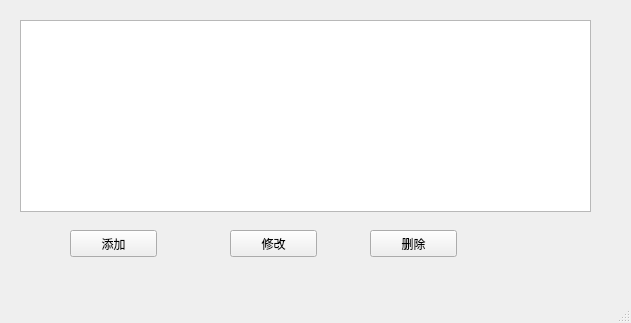
Above: src/ordermanagemainwindow.ui from wegatron/dt_manage before the change. Below: the same form after it.
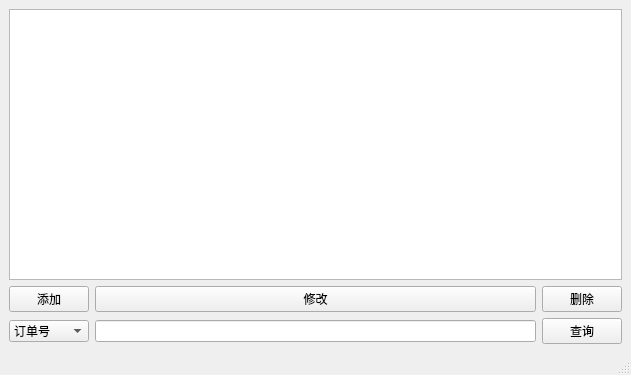
That is the form after the change.

```diff
--- a/src/ordermanagemainwindow.ui
+++ b/src/ordermanagemainwindow.ui
@@ -7,62 +7,83 @@
     <x>0</x>
     <y>0</y>
     <width>631</width>
-    <height>323</height>
+    <height>375</height>
    </rect>
   </property>
   <property name="windowTitle">
    <string>订单管理</string>
   </property>
   <widget class="QWidget" name="centralwidget">
-   <widget class="QTableView" name="table_order_list">
-    <property name="geometry">
-     <rect>
-      <x>20</x>
-      <y>20</y>
-      <width>571</width>
-      <height>192</height>
-     </rect>
-    </property>
-   </widget>
+   <layout class="QGridLayout" name="gridLayout">
+    <item row="1" column="0">
    <widget class="QPushButton" name="pushButton">
-    <property name="geometry">
-     <rect>
-      <x>70</x>
-      <y>230</y>
-      <width>87</width>
-      <height>27</height>
-     </rect>
-    </property>
     <property name="text">
      <string>添加</string>
     </property>
    </widget>
-   <widget class="QPushButton" name="pushButton_2">
-    <property name="geometry">
-     <rect>
-      <x>230</x>
-      <y>230</y>
-      <width>87</width>
-      <height>27</height>
-     </rect>
-    </property>
+    </item>
+    <item row="3" column="0">
+     <widget class="QComboBox" name="comboBox">
+      <item>
+       <property name="text">
+        <string>订单号</string>
+       </property>
+      </item>
+      <item>
     <property name="text">
-     <string>修改</string>
-    </property>
-   </widget>
+        <string>日期</string>
+       </property>
+      </item>
+      <item>
+       <property name="text">
+        <string>签收人</string>
+       </property>
+      </item>
+      <item>
+       <property name="text">
+        <string>经办人</string>
+       </property>
+      </item>
+      <item>
+       <property name="text">
+        <string>备注</string>
+       </property>
+      </item>
+      <item>
+       <property name="text">
+        <string>显示全部</string>
+       </property>
+      </item>
+     </widget>
+    </item>
+    <item row="3" column="1">
+     <widget class="QLineEdit" name="lineEdit"/>
+    </item>
+    <item row="1" column="2">
    <widget class="QPushButton" name="pushButton_3">
-    <property name="geometry">
-     <rect>
-      <x>370</x>
-      <y>230</y>
-      <width>87</width>
-      <height>27</height>
-     </rect>
-    </property>
     <property name="text">
      <string>删除</string>
     </property>
    </widget>
+    </item>
+    <item row="0" column="0" colspan="3">
+     <widget class="QTableView" name="table_order_list"/>
+    </item>
+    <item row="1" column="1">
+     <widget class="QPushButton" name="pushButton_2">
+      <property name="text">
+       <string>修改</string>
+      </property>
+     </widget>
+    </item>
+    <item row="3" column="2">
+     <widget class="QPushButton" name="pushButton_4">
+      <property name="text">
+       <string>查询</string>
+      </property>
+     </widget>
+    </item>
+   </layout>
   </widget>
   <widget class="QMenuBar" name="menubar">
    <property name="geometry">
```
Lines whose indentation alone changed are shown as unchanged.
